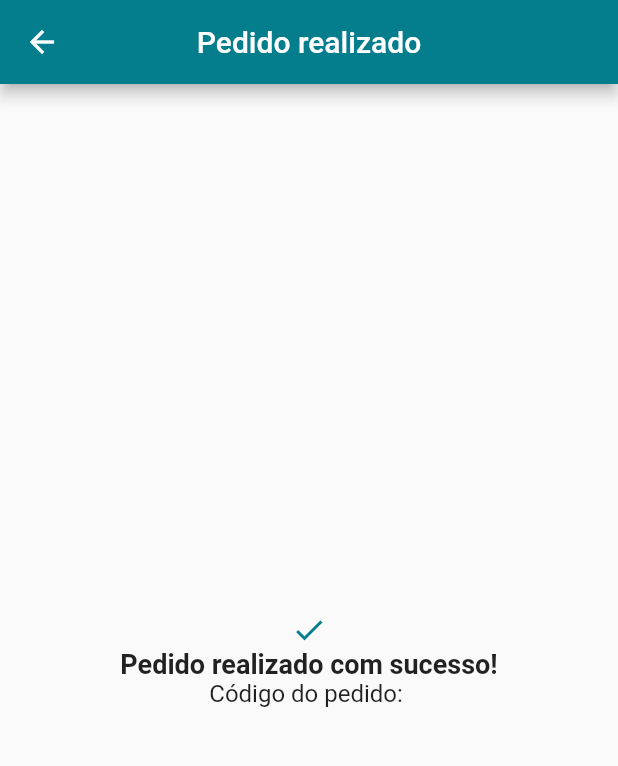
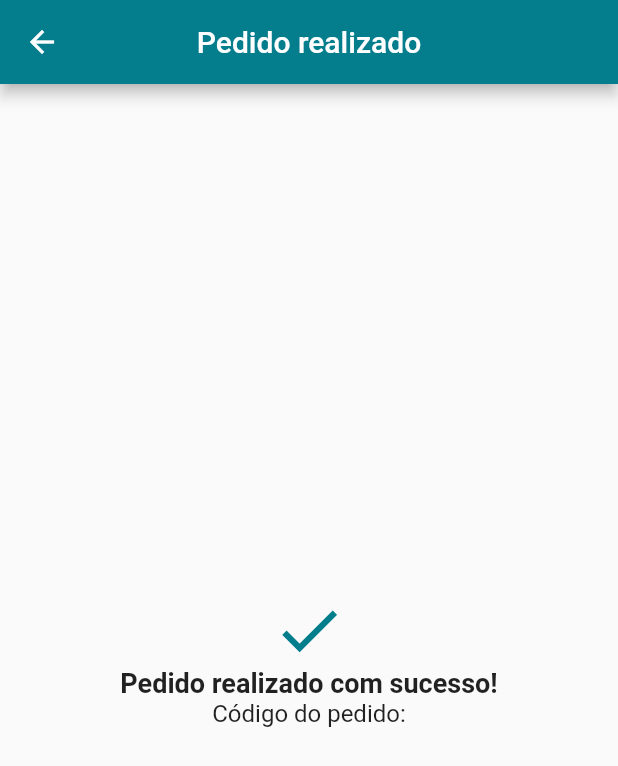
Before and after one commit to Raimundo-Martins/App_LojaVirtual, a Flutter app: the OrderScreen screen opened directly with empty values, on a phone screen of 412 x 824 dp. Shown: the top 766 px of the screen. Run offline on Flutter 3.47's test engine with Material 2 defaults, Android fonts, the phone set to English and light mode, and no system bars; our stand-ins replace carousel_pro, cloud_firestore, firebase_auth, transparent_image; accounts and stored records are empty.

Commit message:
Correções de bugs

```diff
--- a/lib/screens/order_screen.dart
+++ b/lib/screens/order_screen.dart
@@ -21,14 +21,15 @@ class OrderScreen extends StatelessWidget {
             Icon(
               Icons.check,
               color: Theme.of(context).primaryColor,
+              size: 50,
             ),
             Text(
               'Pedido realizado com sucesso!',
-              style: TextStyle(fontWeight: FontWeight.bold, fontSize: 18),
+              style: TextStyle(fontWeight: FontWeight.bold, fontSize: 18,), textAlign: TextAlign.center,
             ),
             Text(
               'Código do pedido: $orderId',
-              style: TextStyle(fontSize: 16),
+              style: TextStyle(fontSize: 16), textAlign: TextAlign.center,
             )
           ],
         ),
--- a/lib/tabs/home_tab.dart
+++ b/lib/tabs/home_tab.dart
@@ -32,7 +32,7 @@ class HomeTab extends StatelessWidget {
             FutureBuilder<QuerySnapshot>(
               future: Firestore.instance
                   .collection('home')
-                  .orderBy('posicao')
+                  .orderBy('pos')
                   .getDocuments(),
               builder: (context, snapshot) {
                 if (!snapshot.hasData) {
--- a/lib/tabs/orders_tab.dart
+++ b/lib/tabs/orders_tab.dart
@@ -8,7 +8,7 @@ class OrdersTab extends StatelessWidget {
   @override
   Widget build(BuildContext context) {
     if (UserModel.of(context).isLoggedIn()) {
-      String uid = UserModel().firebaseUser.uid;
+      String uid = UserModel.of(context).firebaseUser.uid;
 
       return FutureBuilder<QuerySnapshot>(
         future: Firestore.instance
--- a/lib/tiles/order_tile.dart
+++ b/lib/tiles/order_tile.dart
@@ -94,13 +94,13 @@ class OrderTile extends StatelessWidget {
     Widget child;
 
     if (status < thisStatus) {
-      backColor = Colors.grey[500];
+      backColor = Colors.grey;
       child = Text(
         title,
         style: TextStyle(color: Colors.white),
       );
     } else if (status == thisStatus) {
-      backColor = Colors.grey[500];
+      backColor = Colors.blue;
       child = Stack(
         alignment: Alignment.center,
         children: [
```
Also changed, not shown: lib/models/cart_model.dart (+6 -4 lines), lib/tiles/cart_tile.dart (+8 -4 lines), lib/widgets/cart_price.dart (+8 -5 lines).
